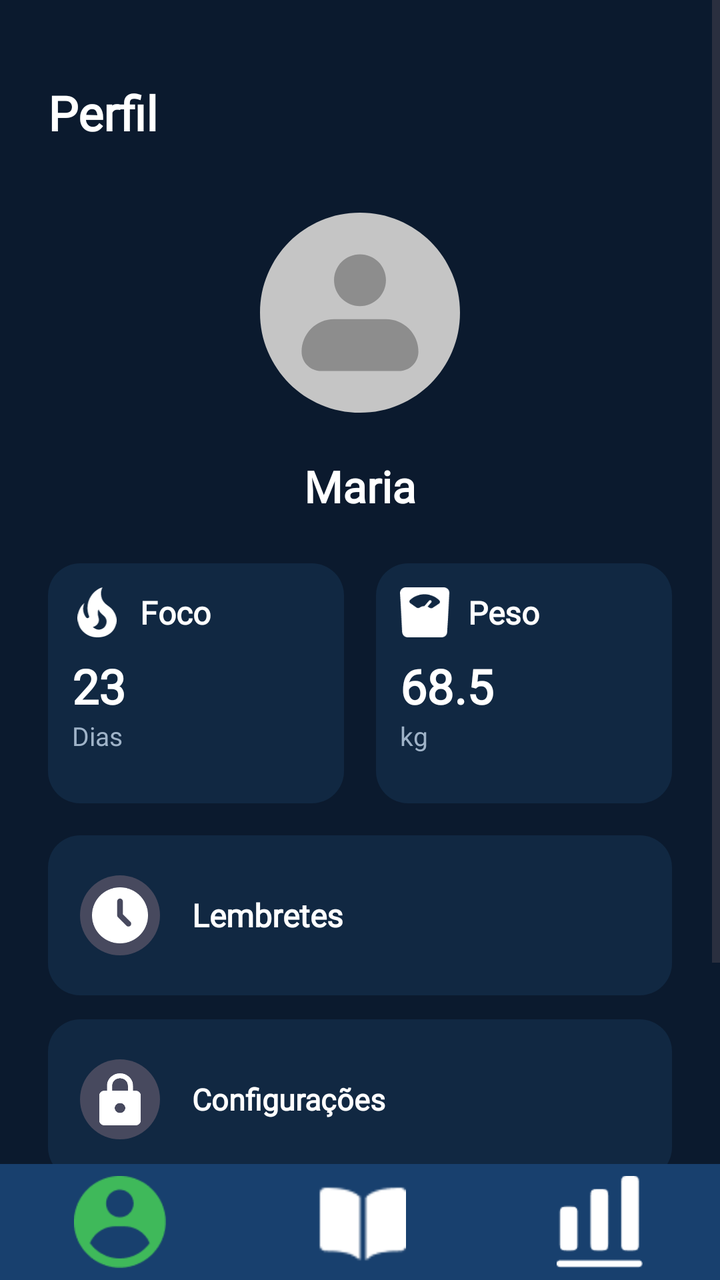
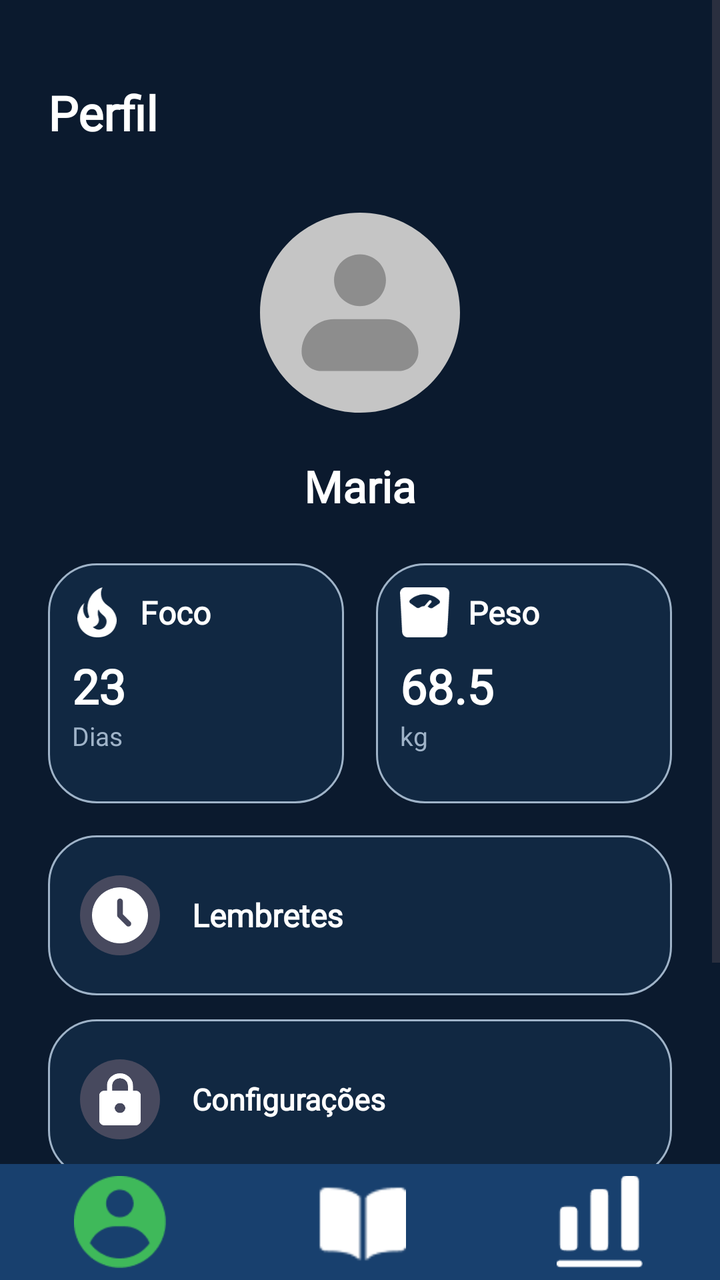

Screens rendered from an Android XML layout before and after an edit, with the pre-edit source and the edit as a unified diff.
<!-- AndroidManifest.xml: application theme Theme.VITA -->
<!-- res/layout/fragment_profile.xml -->
<?xml version="1.0" encoding="utf-8"?>
<RelativeLayout xmlns:android="http://schemas.android.com/apk/res/android"
    xmlns:tools="http://schemas.android.com/tools"
    android:layout_width="match_parent"
    android:layout_height="match_parent"
    android:background="@color/blue3"
    tools:context=".ProfileFragment">

    
    <ScrollView
        android:layout_width="match_parent"
        android:layout_height="match_parent"
        android:layout_above="@+id/barraInferior"
        android:fillViewport="true">

        <LinearLayout
            android:layout_width="match_parent"
            android:layout_height="wrap_content"
            android:orientation="vertical"
            android:padding="24dp">

            
            <TextView
                android:layout_width="wrap_content"
                android:layout_height="wrap_content"
                android:layout_marginTop="16dp"
                android:fontFamily="@font/inter24_bold"
                android:text="Perfil"
                android:textColor="@android:color/white"
                android:textSize="24sp"
                android:textStyle="bold" />

            
            <ImageView
                android:id="@+id/imgProfile"
                android:layout_width="120dp"
                android:layout_height="120dp"
                android:layout_gravity="center_horizontal"
                android:layout_marginTop="24dp"
                android:src="@drawable/icprofile" />

            
            <TextView
                android:id="@+id/tvName"
                android:layout_width="wrap_content"
                android:layout_height="wrap_content"
                android:layout_gravity="center_horizontal"
                android:layout_marginTop="12dp"
                android:fontFamily="@font/inter24_bold"
                android:text="Maria"
                android:textColor="@android:color/white"
                android:textSize="22sp"
                android:textStyle="bold" />

            
            <LinearLayout
                android:layout_width="match_parent"
                android:layout_height="wrap_content"
                android:layout_marginTop="24dp"
                android:orientation="horizontal">

                
                <LinearLayout
                    android:layout_width="0dp"
                    android:layout_height="120dp"
                    android:layout_marginEnd="8dp"
                    android:layout_weight="1"
                    android:background="@drawable/rounded_corner3"
                    android:orientation="vertical"
                    android:padding="12dp">

                    <LinearLayout
                        android:layout_width="wrap_content"
                        android:layout_height="wrap_content"
                        android:gravity="center_vertical"
                        android:orientation="horizontal">

                        <ImageView
                            android:layout_width="25dp"
                            android:layout_height="25dp"
                            android:backgroundTint="@color/white"
                            android:src="@drawable/ic_fire" />

                        <TextView
                            android:layout_width="wrap_content"
                            android:layout_height="wrap_content"
                            android:layout_marginStart="9dp"
                            android:fontFamily="@font/inter24_medium"
                            android:text="Foco"
                            android:textColor="@android:color/white"
                            android:textSize="16sp"
                            android:textStyle="bold" />
                    </LinearLayout>

                    <TextView
                        android:id="@+id/tvFocoValor"
                        android:layout_width="wrap_content"
                        android:layout_height="wrap_content"
                        android:layout_marginTop="8dp"
                        android:fontFamily="@font/inter24_bold"
                        android:text="23"
                        android:textColor="@android:color/white"
                        android:textSize="24sp"
                        android:textStyle="bold" />

                    <TextView
                        android:layout_width="wrap_content"
                        android:layout_height="wrap_content"
                        android:fontFamily="@font/inter24_regular"
                        android:text="Dias"
                        android:textColor="@color/grey2"
                        android:textSize="13sp" />
                </LinearLayout>

                
                <LinearLayout
                    android:layout_width="0dp"
                    android:layout_height="120dp"
                    android:layout_marginStart="8dp"
                    android:layout_weight="1"
                    android:background="@drawable/rounded_corner3"
                    android:orientation="vertical"
                    android:padding="12dp">

                    <LinearLayout
                        android:layout_width="wrap_content"
                        android:layout_height="wrap_content"
                        android:gravity="center_vertical"
                        android:orientation="horizontal">

                        <ImageView
                            android:layout_width="25dp"
                            android:layout_height="25dp"
                            android:backgroundTint="@color/white"
                            android:src="@drawable/ic_peso" />

                        <TextView
                            android:layout_width="wrap_content"
                            android:layout_height="wrap_content"
                            android:layout_marginStart="9dp"
                            android:fontFamily="@font/inter24_medium"
                            android:text="Peso"
                            android:textColor="@color/white"
                            android:textSize="16sp"
                            android:textStyle="bold" />
                    </LinearLayout>

                    <TextView
                        android:id="@+id/tvPesoValor"
                        android:layout_width="wrap_content"
                        android:layout_height="wrap_content"
                        android:layout_marginTop="8dp"
                        android:fontFamily="@font/inter24_bold"
                        android:text="68.5"
                        android:textColor="@android:color/white"
                        android:textSize="24dp"
                        android:textStyle="bold" />

                    <TextView
                        android:layout_width="wrap_content"
                        android:layout_height="wrap_content"
                        android:text="kg"
                        android:textColor="@color/grey2"
                        android:textSize="13sp" />
                </LinearLayout>

            </LinearLayout>

            
            <LinearLayout
                android:id="@+id/btnLembretes"
                android:layout_width="match_parent"
                android:layout_height="80dp"
                android:layout_marginTop="16dp"
                android:background="@drawable/rounded_corner3"
                android:gravity="center_vertical"
                android:paddingStart="16dp"
                android:paddingEnd="16dp">

                <ImageView
                    android:layout_width="40dp"
                    android:layout_height="40dp"
                    android:background="@drawable/bg_circle1"
                    android:padding="6dp"
                    android:src="@drawable/ic_clock" />

                <TextView
                    android:layout_width="wrap_content"
                    android:layout_height="wrap_content"
                    android:layout_marginStart="16dp"
                    android:fontFamily="@font/inter24_medium"
                    android:text="Lembretes"
                    android:textColor="@android:color/white"
                    android:textSize="16sp"
                    android:textStyle="bold" />
            </LinearLayout>

            
            <LinearLayout
                android:id="@+id/btnConfiguracoes"
                android:layout_width="match_parent"
                android:layout_height="80dp"
                android:layout_marginTop="12dp"
                android:background="@drawable/rounded_corner3"
                android:gravity="center_vertical"
                android:paddingStart="16dp"
                android:paddingEnd="16dp">

                <ImageView
                    android:layout_width="40dp"
                    android:layout_height="40dp"
                    android:background="@drawable/bg_circle1"
                    android:padding="7dp"
                    android:src="@drawable/ic_configprofile" />

                <TextView
                    android:layout_width="wrap_content"
                    android:layout_height="wrap_content"
                    android:layout_marginStart="16dp"
                    android:fontFamily="@font/inter24_medium"
                    android:text="Configurações"
                    android:textColor="@android:color/white"
                    android:textSize="15sp"
                    android:textStyle="bold" />
            </LinearLayout>

            
            <androidx.appcompat.widget.AppCompatButton
                android:id="@+id/btnEditarPerfil"
                android:layout_width="match_parent"
                android:layout_height="58dp"
                android:layout_marginTop="32dp"
                android:background="@drawable/bg_button_white"
                android:fontFamily="@font/inter24_medium"
                android:text="Editar Perfil"
                android:textAllCaps="false"
                android:textColor="#081A29"
                android:textSize="15sp"
                android:textStyle="bold" />

        </LinearLayout>
    </ScrollView>

    
    <LinearLayout
        android:id="@+id/barraInferior"
        android:layout_width="match_parent"
        android:layout_height="58dp"
        android:layout_alignParentBottom="true"
        android:background="@color/blue2"
        android:gravity="center"
        android:orientation="horizontal">

        <ImageView
            android:id="@+id/btnUsuario"
            android:layout_width="0dp"
            android:layout_height="60dp"
            android:layout_weight="1"
            android:contentDescription="Perfil"
            android:padding="7dp"
            android:scaleType="centerInside"
            android:src="@drawable/icusergr" />

        <ImageView
            android:id="@+id/btnLivro"
            android:layout_width="0dp"
            android:layout_height="60dp"
            android:layout_weight="1"
            android:contentDescription="Diário"
            android:padding="7dp"
            android:scaleType="centerInside"
            android:src="@drawable/iclivro" />

        <ImageView
            android:id="@+id/btnEscala"
            android:layout_width="0dp"
            android:layout_height="60dp"
            android:layout_weight="1"
            android:contentDescription="Calorias"
            android:padding="7dp"
            android:scaleType="centerInside"
            android:src="@drawable/icescalawhite" />

    </LinearLayout>

</RelativeLayout>
<!-- resources referenced by this layout -->
<resources>
  <color name="blue2">#18406E</color>
  <color name="blue3">#0B1A2E</color>
  <color name="grey2">#9FB3C8</color>
  <color name="white">#FFFFFFFF</color>
  <!-- drawable bg_button_white (drawable) -->
  <?xml version="1.0" encoding="utf-8"?>
  <shape xmlns:android="http://schemas.android.com/apk/res/android">
      <solid android:color="@android:color/white" />
      <corners android:radius="24dp" />
  </shape>
  <!-- drawable bg_circle1 (drawable) -->
  <?xml version="1.0" encoding="utf-8"?>
  <shape xmlns:android="http://schemas.android.com/apk/res/android"    android:shape="oval">
  
      
      <solid android:color="@color/grey3" />
  
  </shape>
  <!-- drawable ic_clock (drawable) -->
  <vector xmlns:android="http://schemas.android.com/apk/res/android"
      android:width="20dp"
      android:height="20dp"
      android:viewportWidth="20"
      android:viewportHeight="20">
      <path
          android:pathData="M15,1.34C16.508,2.211 17.763,3.46 18.64,4.965C19.517,6.47 19.985,8.178 19.999,9.919C20.014,11.661 19.573,13.376 18.72,14.895C17.868,16.413 16.633,17.683 15.139,18.578C13.645,19.473 11.943,19.963 10.202,19.998C8.461,20.033 6.741,19.613 5.212,18.779C3.683,17.945 2.398,16.726 1.485,15.243C0.571,13.76 0.061,12.065 0.005,10.324L0,10L0.005,9.676C0.061,7.949 0.564,6.266 1.464,4.791C2.364,3.316 3.631,2.099 5.141,1.26C6.651,0.42 8.353,-0.014 10.081,0C11.809,0.014 13.504,0.476 15,1.34ZM10,4C9.755,4 9.519,4.09 9.336,4.253C9.153,4.415 9.036,4.64 9.007,4.883L9,5V10L9.009,10.131C9.032,10.304 9.1,10.469 9.206,10.608L9.293,10.708L12.293,13.708L12.387,13.79C12.562,13.926 12.778,14 13,14C13.222,14 13.438,13.926 13.613,13.79L13.707,13.707L13.79,13.613C13.926,13.438 14,13.222 14,13C14,12.778 13.926,12.562 13.79,12.387L13.707,12.293L11,9.585V5L10.993,4.883C10.964,4.64 10.847,4.415 10.664,4.253C10.481,4.09 10.245,4 10,4Z"
          android:fillColor="#ffffff"/>
  </vector>
  <!-- drawable ic_configprofile (drawable) -->
  <vector xmlns:android="http://schemas.android.com/apk/res/android"
      android:width="16dp"
      android:height="20dp"
      android:viewportWidth="16"
      android:viewportHeight="21">
      <path
          android:pathData="M2,21C1.45,21 0.979,20.804 0.588,20.413C0.197,20.022 0.001,19.551 0,19V9C0,8.45 0.196,7.979 0.588,7.588C0.98,7.197 1.451,7.001 2,7H3V5C3,3.617 3.488,2.438 4.463,1.463C5.438,0.488 6.617,0.001 8,0C9.383,-0.001 10.562,0.487 11.538,1.463C12.514,2.439 13.001,3.618 13,5V7H14C14.55,7 15.021,7.196 15.413,7.588C15.805,7.98 16.001,8.451 16,9V19C16,19.55 15.804,20.021 15.413,20.413C15.022,20.805 14.551,21.001 14,21H2ZM9.413,15.413C9.804,15.021 10,14.55 10,14C10,13.45 9.804,12.979 9.413,12.588C9.022,12.197 8.551,12.001 8,12C7.449,11.999 6.979,12.195 6.588,12.588C6.197,12.981 6.001,13.451 6,14C5.999,14.549 6.195,15.02 6.588,15.413C6.981,15.806 7.452,16.002 8,16C8.548,15.998 9.019,15.802 9.413,15.413ZM5,7H11V5C11,4.167 10.708,3.458 10.125,2.875C9.542,2.292 8.833,2 8,2C7.167,2 6.458,2.292 5.875,2.875C5.292,3.458 5,4.167 5,5V7Z"
          android:fillColor="#ffffff"/>
  </vector>
  <!-- drawable rounded_corner3 (drawable) -->
  <?xml version="1.0" encoding="utf-8"?>
  <shape xmlns:android="http://schemas.android.com/apk/res/android"
      android:shape="rectangle">
      <corners android:radius="16dp"/>
      <solid android:color="@color/blue4"/>
  </shape>
  <style name="Theme.VITA" parent="Base.Theme.VITA" />
  <color name="grey3">#47495E</color>
  <color name="blue4">#112842</color>
  <style name="Base.Theme.VITA" parent="Theme.Material3.DayNight.NoActionBar">
          
          
      </style>
  <!-- unchanged entries left out for length: 6 -->
</resources>

<!-- the commit's change to res/layout/fragment_profile.xml (unified diff, before → after) -->
@@ -61,11 +61,12 @@
 
                 
                 <LinearLayout
+                    android:id="@+id/cardFoco"
                     android:layout_width="0dp"
                     android:layout_height="120dp"
                     android:layout_marginEnd="8dp"
                     android:layout_weight="1"
-                    android:background="@drawable/rounded_corner3"
+                    android:background="@drawable/bg_search_input"
                     android:orientation="vertical"
                     android:padding="12dp">
 
@@ -114,11 +115,12 @@
 
                 
                 <LinearLayout
+                    android:id="@+id/cardPeso"
                     android:layout_width="0dp"
                     android:layout_height="120dp"
                     android:layout_marginStart="8dp"
                     android:layout_weight="1"
-                    android:background="@drawable/rounded_corner3"
+                    android:background="@drawable/bg_search_input"
                     android:orientation="vertical"
                     android:padding="12dp">
 
@@ -172,7 +174,7 @@
                 android:layout_width="match_parent"
                 android:layout_height="80dp"
                 android:layout_marginTop="16dp"
-                android:background="@drawable/rounded_corner3"
+                android:background="@drawable/bg_search_input"
                 android:gravity="center_vertical"
                 android:paddingStart="16dp"
                 android:paddingEnd="16dp">
@@ -201,7 +203,7 @@
                 android:layout_width="match_parent"
                 android:layout_height="80dp"
                 android:layout_marginTop="12dp"
-                android:background="@drawable/rounded_corner3"
+                android:background="@drawable/bg_search_input"
                 android:gravity="center_vertical"
                 android:paddingStart="16dp"
                 android:paddingEnd="16dp">
<!-- resource entries referenced after the edit -->
@@ -12,11 +12,18 @@
   </shape>
   <!-- drawable bg_circle1 (drawable) -->
   <?xml version="1.0" encoding="utf-8"?>
-  <shape xmlns:android="http://schemas.android.com/apk/res/android"    android:shape="oval">
-  
+  <shape xmlns:android="http://schemas.android.com/apk/res/android"
+      android:shape="oval">
       
       <solid android:color="@color/grey3" />
   
+  </shape>
+  <!-- drawable bg_search_input (drawable) -->
+  <?xml version="1.0" encoding="utf-8"?>
+  <shape xmlns:android="http://schemas.android.com/apk/res/android">
+      <solid android:color="@color/blue4" />
+      <corners android:radius="24dp" />
+      <stroke android:width="1dp" android:color="@color/grey2" />
   </shape>
   <!-- drawable ic_clock (drawable) -->
   <vector xmlns:android="http://schemas.android.com/apk/res/android"
@@ -38,13 +45,6 @@
           android:pathData="M2,21C1.45,21 0.979,20.804 0.588,20.413C0.197,20.022 0.001,19.551 0,19V9C0,8.45 0.196,7.979 0.588,7.588C0.98,7.197 1.451,7.001 2,7H3V5C3,3.617 3.488,2.438 4.463,1.463C5.438,0.488 6.617,0.001 8,0C9.383,-0.001 10.562,0.487 11.538,1.463C12.514,2.439 13.001,3.618 13,5V7H14C14.55,7 15.021,7.196 15.413,7.588C15.805,7.98 16.001,8.451 16,9V19C16,19.55 15.804,20.021 15.413,20.413C15.022,20.805 14.551,21.001 14,21H2ZM9.413,15.413C9.804,15.021 10,14.55 10,14C10,13.45 9.804,12.979 9.413,12.588C9.022,12.197 8.551,12.001 8,12C7.449,11.999 6.979,12.195 6.588,12.588C6.197,12.981 6.001,13.451 6,14C5.999,14.549 6.195,15.02 6.588,15.413C6.981,15.806 7.452,16.002 8,16C8.548,15.998 9.019,15.802 9.413,15.413ZM5,7H11V5C11,4.167 10.708,3.458 10.125,2.875C9.542,2.292 8.833,2 8,2C7.167,2 6.458,2.292 5.875,2.875C5.292,3.458 5,4.167 5,5V7Z"
           android:fillColor="#ffffff"/>
   </vector>
-  <!-- drawable rounded_corner3 (drawable) -->
-  <?xml version="1.0" encoding="utf-8"?>
-  <shape xmlns:android="http://schemas.android.com/apk/res/android"
-      android:shape="rectangle">
-      <corners android:radius="16dp"/>
-      <solid android:color="@color/blue4"/>
-  </shape>
   <style name="Theme.VITA" parent="Base.Theme.VITA" />
   <color name="grey3">#47495E</color>
   <color name="blue4">#112842</color>
